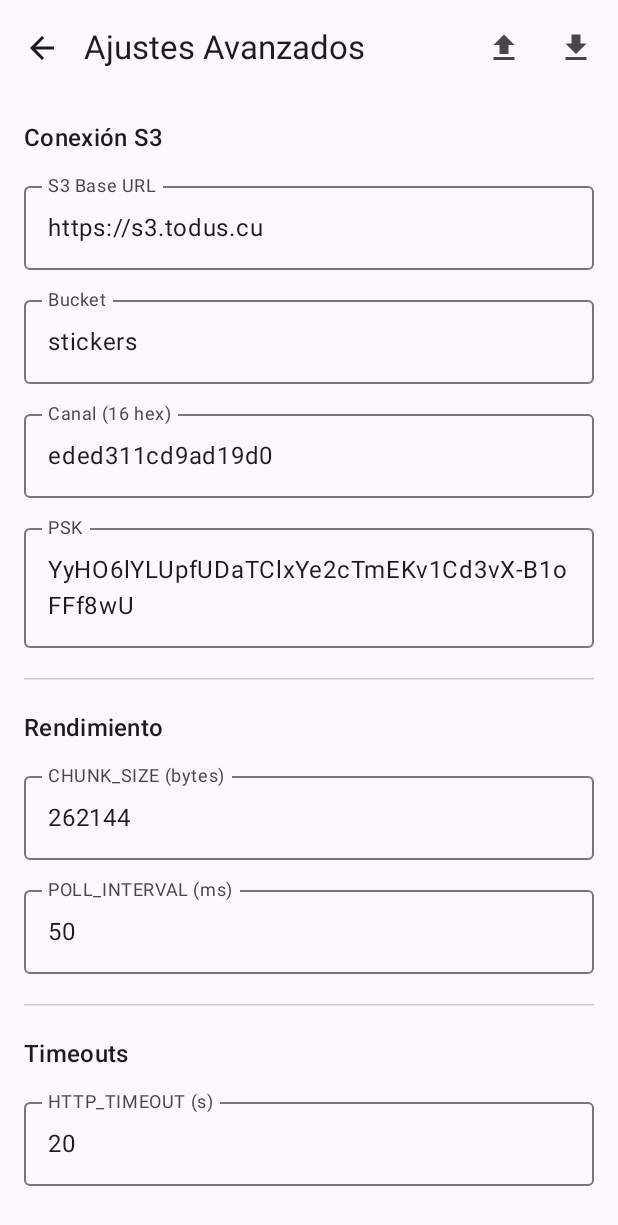
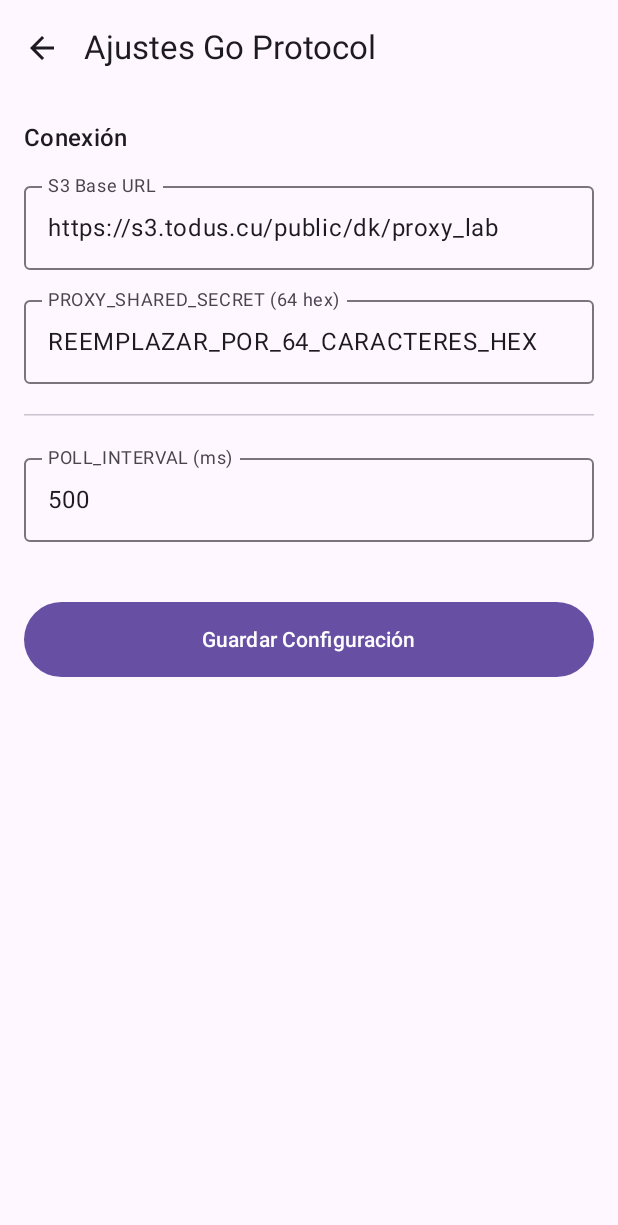
Before and after one commit to miguelorlandos06/ProxyNuvola, an Android app built with Jetpack Compose: the screen it shows after launch (MainActivity), after a tap on "Ajustes", on a phone screen of 412 x 824 dp. Shown: the top 1225 px of the screen. Run offline under Robolectric (Android 15) with nearby library versions, the phone set to English and light mode, and no system bars; pictures from the network do not load.

Commit message:
feat: migracion completa al protocolo Go (TDV2/TDS2)

```diff
--- a/app/src/main/java/com/nuvola/proxy/data/ConfigStore.kt
+++ b/app/src/main/java/com/nuvola/proxy/data/ConfigStore.kt
@@ -7,25 +7,13 @@ import com.nuvola.proxy.engine.Config
 class ConfigStore(context: Context) {
     private val prefs: SharedPreferences = context.getSharedPreferences("proxy_prefs", Context.MODE_PRIVATE)
     fun load(): Config = Config(
-        s3Base = prefs.getString("s3_base", "https://s3.todus.cu") ?: "",
-        bucket = prefs.getString("bucket", "stickers") ?: "",
-        chan = prefs.getString("chan", "eded311cd9ad19d0") ?: "",
-        psk = prefs.getString("psk", "YyHO6lYLUpfUDaTClxYe2cTmEKv1Cd3vX-B1oFFf8wU") ?: "",
-        chunkSize = prefs.getInt("chunk_size", 262144),
-        windowSize = prefs.getInt("window_size", 8),
-        ackEvery = prefs.getInt("ack_every", 4),
-        pollIntervalMs = prefs.getInt("poll_interval", 50),
-        httpTimeout = prefs.getInt("http_timeout", 20),
-        httpRetries = prefs.getInt("http_retries", 3),
-        connectTimeout = prefs.getInt("connect_timeout", 30),
-        maxSessions = prefs.getInt("max_sessions", 64)
+        s3Base = prefs.getString("s3_base", "https://s3.todus.cu/public/dk/proxy_lab") ?: "",
+        psk = prefs.getString("psk", "REEMPLAZAR_POR_64_CARACTERES_HEX") ?: "",
+        pollIntervalMs = prefs.getInt("poll_interval", 500)
     )
     fun save(c: Config) = prefs.edit().apply {
-        putString("s3_base", c.s3Base); putString("bucket", c.bucket)
-        putString("chan", c.chan); putString("psk", c.psk)
-        putInt("chunk_size", c.chunkSize); putInt("window_size", c.windowSize)
-        putInt("ack_every", c.ackEvery); putInt("poll_interval", c.pollIntervalMs)
-        putInt("http_timeout", c.httpTimeout); putInt("http_retries", c.httpRetries)
-        putInt("connect_timeout", c.connectTimeout); putInt("max_sessions", c.maxSessions)
+        putString("s3_base", c.s3Base)
+        putString("psk", c.psk)
+        putInt("poll_interval", c.pollIntervalMs)
     }.apply()
 }
--- a/app/src/main/java/com/nuvola/proxy/engine/Config.kt
+++ b/app/src/main/java/com/nuvola/proxy/engine/Config.kt
@@ -1,19 +1,12 @@
 package com.nuvola.proxy.engine
 
 data class Config(
-    val s3Base: String = "https://s3.todus.cu",
-    val bucket: String = "stickers",
-    val chan: String = "eded311cd9ad19d0",
-    val psk: String = "YyHO6lYLUpfUDaTClxYe2cTmEKv1Cd3vX-B1oFFf8wU",
+    val s3Base: String = "https://s3.todus.cu/public/dk/proxy_lab",
+    val psk: String = "REEMPLAZAR_POR_64_CARACTERES_HEX",
     val listen: String = "127.0.0.1:1080",
     val chunkSize: Int = 262144,
-    val windowSize: Int = 8,
-    val ackEvery: Int = 4,
-    val pollIntervalMs: Int = 50,
-    val httpTimeout: Int = 20,
-    val httpRetries: Int = 3,
-    val connectTimeout: Int = 30,
-    val maxSessions: Int = 64
+    val pollIntervalMs: Int = 500,
+    val httpTimeout: Int = 20
 ) {
     val listenPort: Int get() = listen.substringAfterLast(':').toIntOrNull() ?: 1080
 }
--- a/app/src/main/java/com/nuvola/proxy/ui/SettingsScreen.kt
+++ b/app/src/main/java/com/nuvola/proxy/ui/SettingsScreen.kt
@@ -6,88 +6,37 @@ import androidx.compose.foundation.text.KeyboardOptions
 import androidx.compose.foundation.verticalScroll
 import androidx.compose.material.icons.Icons
 import androidx.compose.material.icons.filled.ArrowBack
-import androidx.compose.material.icons.filled.Download
-import androidx.compose.material.icons.filled.Upload
 import androidx.compose.material3.*
 import androidx.compose.runtime.*
 import androidx.compose.ui.Modifier
 import androidx.compose.ui.text.input.KeyboardType
 import androidx.compose.ui.unit.dp
 import com.nuvola.proxy.engine.Config
-import org.json.JSONObject
 
 @OptIn(ExperimentalMaterial3Api::class)
 @Composable
 fun SettingsScreen(config: Config, onSave: (Config) -> Unit, onBack: () -> Unit) {
     var s3Base by remember { mutableStateOf(config.s3Base) }
-    var bucket by remember { mutableStateOf(config.bucket) }
-    var chan by remember { mutableStateOf(config.chan) }
     var psk by remember { mutableStateOf(config.psk) }
-    var chunkSize by remember { mutableStateOf(config.chunkSize.toString()) }
     var pollInterval by remember { mutableStateOf(config.pollIntervalMs.toString()) }
-    var httpTimeout by remember { mutableStateOf(config.httpTimeout.toString()) }
-
-    var showExport by remember { mutableStateOf(false) }
-    var showImport by remember { mutableStateOf(false) }
-
-    if (showExport) JsonDialog(config = config, isExport = true, onDismiss = { showExport = false }, onImport = {})
-    if (showImport) JsonDialog(config = config, isExport = false,
-        onDismiss = { showImport = false },
-        onImport = { json ->
-            try {
-                val o = JSONObject(json)
-                onSave(config.copy(
-                    s3Base = o.optString("s3Base", config.s3Base),
-                    bucket = o.optString("bucket", config.bucket),
-                    chan = o.optString("chan", config.chan),
-                    psk = o.optString("psk", config.psk),
-                    chunkSize = o.optInt("chunkSize", config.chunkSize),
-                    windowSize = o.optInt("windowSize", config.windowSize),
-                    ackEvery = o.optInt("ackEvery", config.ackEvery),
-                    pollIntervalMs = o.optInt("pollIntervalMs", config.pollIntervalMs),
-                    httpTimeout = o.optInt("httpTimeout", config.httpTimeout),
-                    httpRetries = o.optInt("httpRetries", config.httpRetries),
-                    connectTimeout = o.optInt("connectTimeout", config.connectTimeout),
-                    maxSessions = o.optInt("maxSessions", config.maxSessions)
-                ))
-            } catch (_: Exception) {}
-            showImport = false
-        })
 
     Scaffold(topBar = {
         TopAppBar(
-            title = { Text("Ajustes Avanzados") },
-            navigationIcon = { IconButton(onClick = onBack) { Icon(Icons.Default.ArrowBack, contentDescription = "Volver") } },
-            actions = {
-                IconButton(onClick = { showExport = true }) { Icon(Icons.Default.Upload, contentDescription = "Exportar") }
-                IconButton(onClick = { showImport = true }) { Icon(Icons.Default.Download, contentDescription = "Importar") }
-            }
+            title = { Text("Ajustes Go Protocol") },
+            navigationIcon = { IconButton(onClick = onBack) { Icon(Icons.Default.ArrowBack, contentDescription = "Volver") } }
         )
     }) { padding ->
         Column(Modifier.fillMaxSize().padding(padding).verticalScroll(rememberScrollState()).padding(16.dp), verticalArrangement = Arrangement.spacedBy(12.dp)) {
-            Text("Conexión S3", style = MaterialTheme.typography.titleMedium)
+            Text("Conexión", style = MaterialTheme.typography.titleMedium)
             OutlinedTextField(value = s3Base, onValueChange = { s3Base = it }, label = { Text("S3 Base URL") }, modifier = Modifier.fillMaxWidth())
-            OutlinedTextField(value = bucket, onValueChange = { bucket = it }, label = { Text("Bucket") }, modifier = Modifier.fillMaxWidth())
-            OutlinedTextField(value = chan, onValueChange = { chan = it }, label = { Text("Canal (16 hex)") }, modifier = Modifier.fillMaxWidth())
-            OutlinedTextField(value = psk, onValueChange = { psk = it }, label = { Text("PSK") }, modifier = Modifier.fillMaxWidth())
+            OutlinedTextField(value = psk, onValueChange = { psk = it }, label = { Text("PROXY_SHARED_SECRET (64 hex)") }, modifier = Modifier.fillMaxWidth())
 
             HorizontalDivider(modifier = Modifier.padding(vertical = 8.dp))
-            Text("Rendimiento", style = MaterialTheme.typography.titleMedium)
-            OutlinedTextField(value = chunkSize, onValueChange = { chunkSize = it }, label = { Text("CHUNK_SIZE (bytes)") }, keyboardOptions = KeyboardOptions(keyboardType = KeyboardType.Number), modifier = Modifier.fillMaxWidth())
             OutlinedTextField(value = pollInterval, onValueChange = { pollInterval = it }, label = { Text("POLL_INTERVAL (ms)") }, keyboardOptions = KeyboardOptions(keyboardType = KeyboardType.Number), modifier = Modifier.fillMaxWidth())
-
-            HorizontalDivider(modifier = Modifier.padding(vertical = 8.dp))
-            Text("Timeouts", style = MaterialTheme.typography.titleMedium)
-            OutlinedTextField(value = httpTimeout, onValueChange = { httpTimeout = it }, label = { Text("HTTP_TIMEOUT (s)") }, keyboardOptions = KeyboardOptions(keyboardType = KeyboardType.Number), modifier = Modifier.fillMaxWidth())
 
             Spacer(Modifier.height(16.dp))
             Button(onClick = {
-                onSave(config.copy(
-                    s3Base = s3Base, bucket = bucket, chan = chan, psk = psk,
-                    chunkSize = chunkSize.toIntOrNull() ?: config.chunkSize,
-                    pollIntervalMs = pollInterval.toIntOrNull() ?: config.pollIntervalMs,
-                    httpTimeout = httpTimeout.toIntOrNull() ?: config.httpTimeout
-                ))
+                onSave(config.copy(s3Base = s3Base, psk = psk, pollIntervalMs = pollInterval.toIntOrNull() ?: 500))
             }, modifier = Modifier.fillMaxWidth().height(50.dp)) {
                 Text("Guardar Configuración")
             }
```
Also changed, not shown: app/src/main/java/com/nuvola/proxy/engine/Crypto.kt (+38 -60 lines), app/src/main/java/com/nuvola/proxy/engine/Protocol.kt (added, +61 -0 lines), app/src/main/java/com/nuvola/proxy/engine/Relay.kt (+83 -84 lines), 1 other file.
